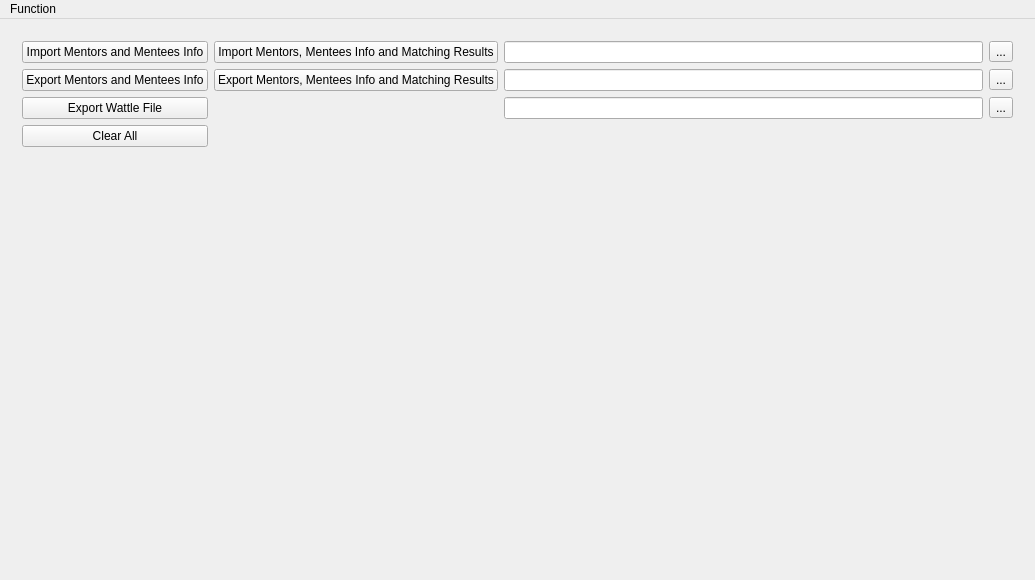
shuanglengyunji/Menters-and-Mentees-Matching-Program, file Menters-and-Mentees-Matching-Program/mainwindow.ui: the form before one commit.
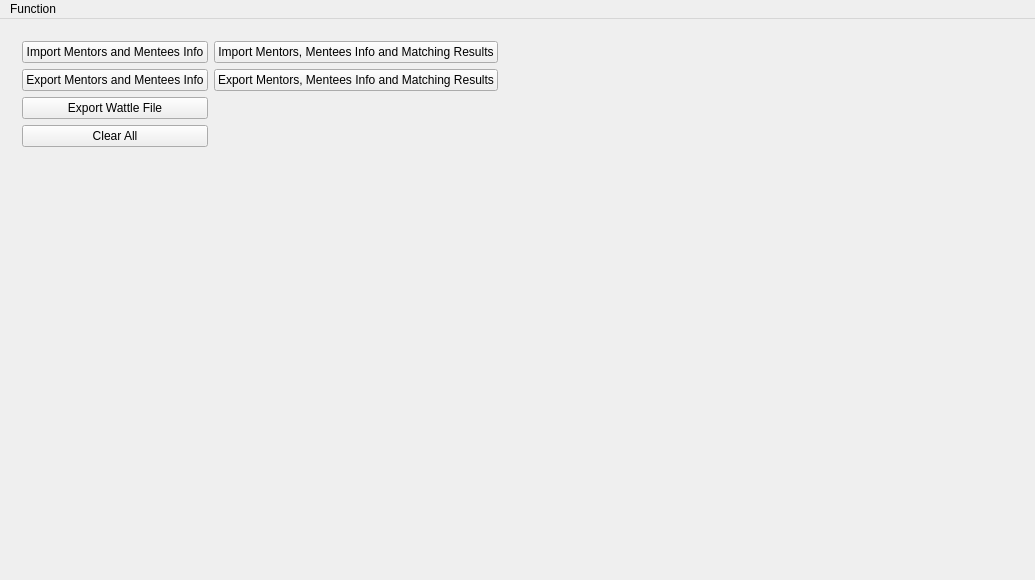
The form after the commit. The open tabs and pages were chosen to show the change. Icons and pictures are not drawn.

The edit to the form file:
```diff
--- a/Menters-and-Mentees-Matching-Program/mainwindow.ui
+++ b/Menters-and-Mentees-Matching-Program/mainwindow.ui
@@ -45,30 +45,6 @@
          <layout class="QGridLayout" name="gridLayout_7">
           <item row="0" column="0">
            <layout class="QGridLayout" name="gridLayout_6">
-            <item row="0" column="0">
-             <widget class="QPushButton" name="pushButton_manage_import">
-              <property name="text">
-               <string>Import Mentors and Mentees Info</string>
-              </property>
-             </widget>
-            </item>
-            <item row="1" column="1">
-             <widget class="QPushButton" name="pushButton_manage_export_match">
-              <property name="text">
-               <string>Export Mentors, Mentees Info and Matching Results</string>
-              </property>
-             </widget>
-            </item>
-            <item row="3" column="0">
-             <widget class="QPushButton" name="pushButton_manage_clear">
-              <property name="text">
-               <string>Clear All</string>
-              </property>
-             </widget>
-            </item>
-            <item row="0" column="2">
-             <widget class="QLineEdit" name="lineEdit_import_path"/>
-            </item>
             <item row="0" column="1">
              <widget class="QPushButton" name="pushButton_manage_import_match">
               <property name="text">
@@ -76,20 +52,17 @@
               </property>
              </widget>
             </item>
-            <item row="0" column="3">
-             <widget class="QToolButton" name="toolButton_import_path">
+            <item row="1" column="1">
+             <widget class="QPushButton" name="pushButton_manage_export_match">
               <property name="text">
-               <string>...</string>
+               <string>Export Mentors, Mentees Info and Matching Results</string>
               </property>
              </widget>
             </item>
-            <item row="1" column="2">
-             <widget class="QLineEdit" name="lineEdit_export_path"/>
-            </item>
-            <item row="2" column="3">
-             <widget class="QToolButton" name="toolButton_wattle_file_path">
+            <item row="0" column="0">
+             <widget class="QPushButton" name="pushButton_manage_import">
               <property name="text">
-               <string>...</string>
+               <string>Import Mentors and Mentees Info</string>
               </property>
              </widget>
             </item>
@@ -100,13 +73,10 @@
               </property>
              </widget>
             </item>
-            <item row="2" column="2">
-             <widget class="QLineEdit" name="lineEdit_wattle_file_path"/>
-            </item>
-            <item row="1" column="3">
-             <widget class="QToolButton" name="toolButton_export_path">
+            <item row="3" column="0">
+             <widget class="QPushButton" name="pushButton_manage_clear">
               <property name="text">
-               <string>...</string>
+               <string>Clear All</string>
               </property>
              </widget>
             </item>
@@ -132,6 +102,19 @@
             </property>
            </spacer>
           </item>
+          <item row="0" column="1">
+           <spacer name="horizontalSpacer">
+            <property name="orientation">
+             <enum>Qt::Horizontal</enum>
+            </property>
+            <property name="sizeHint" stdset="0">
+             <size>
+              <width>40</width>
+              <height>20</height>
+             </size>
+            </property>
+           </spacer>
+          </item>
          </layout>
         </widget>
         <widget class="QWidget" name="page_mentors">
```
Left out of the diff: 2 changed lines with no effect on the pictures.
